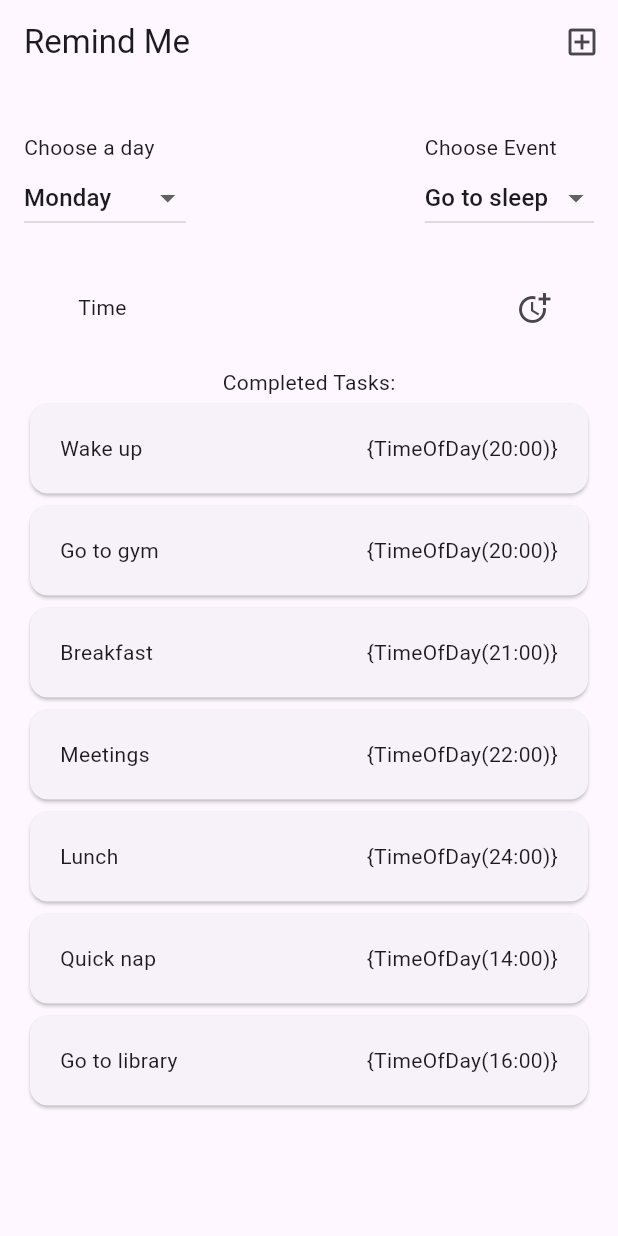
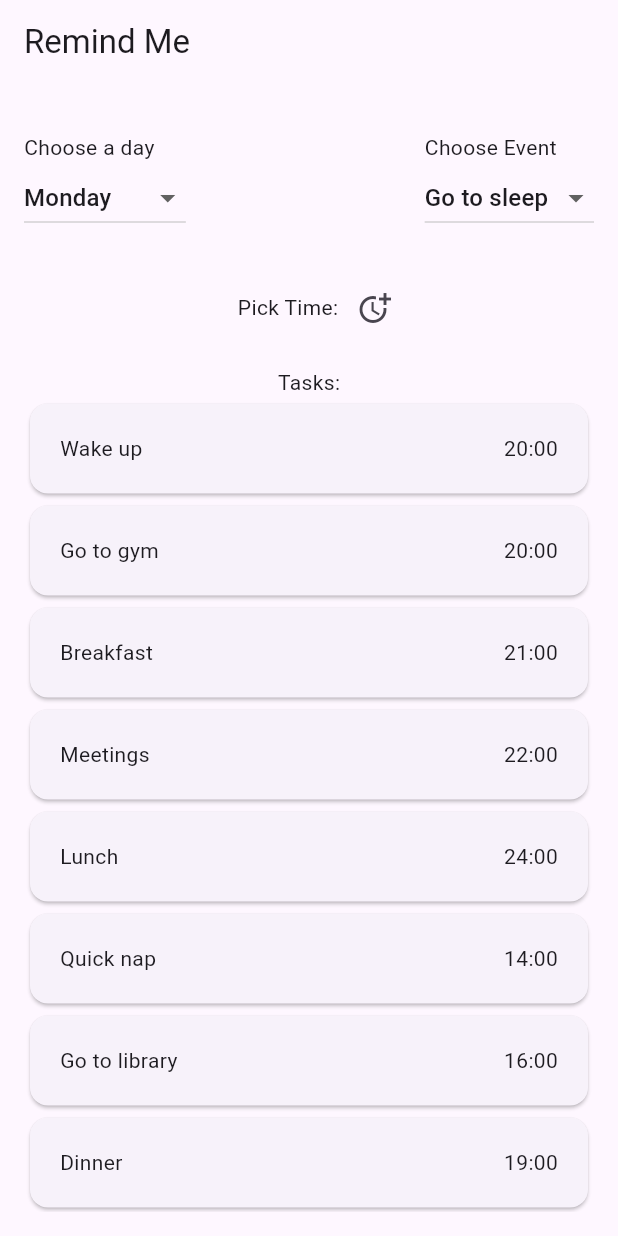
Before and after one commit to bhavyabedi/Reminder_App, a Flutter app: the screen it shows after launch, on a phone screen of 412 x 824 dp. Run offline on Flutter 3.47's test engine with Material 3 defaults, Android fonts, the phone set to English and light mode, and no system bars; our stand-ins replace shared_preferences.

Commit message:
Basic All done. Data consistency left+theming

```diff
--- a/reminder_app/lib/data/data.dart
+++ b/reminder_app/lib/data/data.dart
@@ -1,5 +1,8 @@
+import 'package:flutter/foundation.dart';
 import 'package:flutter/material.dart';
 import 'package:reminder_app/models/data.dart';
+import 'package:shared_preferences/shared_preferences.dart';
+import 'dart:io';
 
 TimeOfDay timeconvert(String normtime) {
   int hour;
@@ -20,8 +23,30 @@ TimeOfDay timeconvert(String normtime) {
   return TimeOfDay(hour: hour, minute: minute);
 }
 
-final List<String> activitiesOut = [
-  //out as in outsourced
+Map<String, dynamic> toJson() => {
+      "days": [
+        'Monday',
+        'Tuesday',
+        'Wednesday',
+        'Thursday',
+        'Friday',
+        'Saturday',
+        'Sunday'
+      ],
+    };
+
+//days list
+final List<String> days = [
+  'Monday',
+  'Tuesday',
+  'Wednesday',
+  'Thursday',
+  'Friday',
+  'Saturday',
+  'Sunday'
+];
+
+final List<String> activities = [
   "Wake up",
   'Go to gym',
   "Breakfast",
@@ -32,61 +57,186 @@ final List<String> activitiesOut = [
   "Dinner",
   "Go to sleep"
 ];
-final List<TimeOfDay> times = [
-  timeconvert('8:00 AM'),
-  timeconvert('8:00 AM'),
-  timeconvert('9:00 AM'),
-  timeconvert('10:00 AM'),
-  timeconvert('12:00 PM'),
-  timeconvert('2:00 PM'),
-  timeconvert('4:00 PM'),
-  timeconvert('7:00 PM'),
-  timeconvert('10:00 PM'),
-];
-final List<String> days = [
-  'Monday',
-  'Tuesday',
-  'Wednesday',
-  'Thursday',
-  'Friday',
-  'Saturday',
-  'Sunday'
-];
-
 final List<ActivityData> reminders = [
   ActivityData(
     day: days[0],
-    activities: activitiesOut,
-    time: times,
+    activities: [
+      "Wake up",
+      'Go to gym',
+      "Breakfast",
+      "Meetings",
+      "Lunch",
+      "Quick nap",
+      "Go to library",
+      "Dinner",
+      "Go to sleep"
+    ],
+    time: [
+      timeconvert('8:00 AM'),
+      timeconvert('8:00 AM'),
+      timeconvert('9:00 AM'),
+      timeconvert('10:00 AM'),
+      timeconvert('12:00 PM'),
+      timeconvert('2:00 PM'),
+      timeconvert('4:00 PM'),
+      timeconvert('7:00 PM'),
+      timeconvert('10:00 PM'),
+    ],
   ),
   ActivityData(
     day: days[1],
-    activities: activitiesOut,
-    time: times,
+    activities: [
+      //out as in outsourced
+      "Wake up",
+      'Go to gym',
+      "Breakfast",
+      "Meetings",
+      "Lunch",
+      "Quick nap",
+      "Go to library",
+      "Dinner",
+      "Go to sleep"
+    ],
+    time: [
+      timeconvert('8:00 AM'),
+      timeconvert('8:00 AM'),
+      timeconvert('9:00 AM'),
+      timeconvert('10:00 AM'),
+      timeconvert('12:00 PM'),
+      timeconvert('2:00 PM'),
+      timeconvert('4:00 PM'),
+      timeconvert('7:00 PM'),
+      timeconvert('10:00 PM'),
+    ],
   ),
   ActivityData(
     day: days[2],
-    activities: activitiesOut,
-    time: times,
+    activities: [
+      //out as in outsourced
+      "Wake up",
+      'Go to gym',
+      "Breakfast",
+      "Meetings",
+      "Lunch",
+      "Quick nap",
+      "Go to library",
+      "Dinner",
+      "Go to sleep"
+    ],
+    time: [
+      timeconvert('8:00 AM'),
+      timeconvert('8:00 AM'),
+      timeconvert('9:00 AM'),
+      timeconvert('10:00 AM'),
+      timeconvert('12:00 PM'),
+      timeconvert('2:00 PM'),
+      timeconvert('4:00 PM'),
+      timeconvert('7:00 PM'),
+      timeconvert('10:00 PM'),
+    ],
   ),
   ActivityData(
     day: days[3],
-    activities: activitiesOut,
-    time: times,
+    activities: [
+      //out as in outsourced
+      "Wake up",
+      'Go to gym',
+      "Breakfast",
+      "Meetings",
+      "Lunch",
+      "Quick nap",
+      "Go to library",
+      "Dinner",
+      "Go to sleep"
+    ],
+    time: [
+      timeconvert('8:00 AM'),
+      timeconvert('8:00 AM'),
+      timeconvert('9:00 AM'),
+      timeconvert('10:00 AM'),
+      timeconvert('12:00 PM'),
+      timeconvert('2:00 PM'),
+      timeconvert('4:00 PM'),
+      timeconvert('7:00 PM'),
+      timeconvert('10:00 PM'),
+    ],
   ),
   ActivityData(
     day: days[4],
-    activities: activitiesOut,
-    time: times,
+    activities: [
+      //out as in outsourced
+      "Wake up",
+      'Go to gym',
+      "Breakfast",
+      "Meetings",
+      "Lunch",
+      "Quick nap",
+      "Go to library",
+      "Dinner",
+      "Go to sleep"
+    ],
+    time: [
+      timeconvert('8:00 AM'),
+      timeconvert('8:00 AM'),
+      timeconvert('9:00 AM'),
+      timeconvert('10:00 AM'),
+      timeconvert('12:00 PM'),
+      timeconvert('2:00 PM'),
+      timeconvert('4:00 PM'),
+      timeconvert('7:00 PM'),
+      timeconvert('10:00 PM'),
+    ],
   ),
   ActivityData(
     day: days[5],
-    activities: activitiesOut,
-    time: times,
+    activities: [
+      //out as in outsourced
+      "Wake up",
+      'Go to gym',
+      "Breakfast",
+      "Meetings",
+      "Lunch",
+      "Quick nap",
+      "Go to library",
+      "Dinner",
+      "Go to sleep"
+    ],
+    time: [
+      timeconvert('8:00 AM'),
+      timeconvert('8:00 AM'),
+      timeconvert('9:00 AM'),
+      timeconvert('10:00 AM'),
+      timeconvert('12:00 PM'),
+      timeconvert('2:00 PM'),
+      timeconvert('4:00 PM'),
+      timeconvert('7:00 PM'),
+      timeconvert('10:00 PM'),
+    ],
   ),
   ActivityData(
     day: days[6],
-    activities: activitiesOut,
-    time: times,
+    activities: [
+      //out as in outsourced
+      "Wake up",
+      'Go to gym',
+      "Breakfast",
+      "Meetings",
+      "Lunch",
+      "Quick nap",
+      "Go to library",
+      "Dinner",
+      "Go to sleep"
+    ],
+    time: [
+      timeconvert('8:00 AM'),
+      timeconvert('8:00 AM'),
+      timeconvert('9:00 AM'),
+      timeconvert('10:00 AM'),
+      timeconvert('12:00 PM'),
+      timeconvert('2:00 PM'),
+      timeconvert('4:00 PM'),
+      timeconvert('7:00 PM'),
+      timeconvert('10:00 PM'),
+    ],
   )
 ];
--- a/reminder_app/lib/home.dart
+++ b/reminder_app/lib/home.dart
@@ -15,23 +15,32 @@ String _selectedActivity = 'Go to sleep';
 String _selectedDay = 'Monday';
 TimeOfDay _selectedTime = TimeOfDay.now();
 int _selectedEventIndex = 0;
-
-timeSelected(int index) {
-  times[index] = _selectedTime;
-}
+int dayIndex = 0;
 
 class _HomeState extends State<Home> {
+  void onRemoveTask(int index, String event) {
+    setState(() {
+      reminders[index].activities.remove(event);
+    });
+  }
+
+  void onCompleteEvent(int index, String event) {
+    setState(() {
+      reminders[index].activities.remove(event);
+    });
+  }
+
+  void timeSelected(int index) {
+    setState(() {
+      reminders[index].time[index] = _selectedTime;
+    });
+  }
+
   @override
   Widget build(BuildContext context) {
     return Scaffold(
       appBar: AppBar(
         title: const Text('Remind Me'),
-        actions: [
-          IconButton(
-            onPressed: () {},
-            icon: const Icon(Icons.add_box_outlined),
-          ),
-        ],
       ),
       body: Padding(
         padding: const EdgeInsets.fromLTRB(16, 32, 16, 16),
@@ -44,13 +53,15 @@ class _HomeState extends State<Home> {
                   children: [
                     const Text('Choose a day'),
                     //DaySelectDropDown
-                    DropdownButton(
+                    DropdownButton<String>(
                       value: _selectedDay,
                       items: days
                           .map(
                             (day) => DropdownMenuItem(
                               value: day,
-                              child: Text(day),
+                              child: Text(
+                                day,
+                              ),
                             ),
                           )
                           .toList(),
@@ -58,6 +69,7 @@ class _HomeState extends State<Home> {
                         if (value == null) return;
                         setState(() {
                           _selectedDay = value;
+                          dayIndex = days.indexOf(value);
                         });
                       },
                     ),
@@ -68,19 +80,23 @@ class _HomeState extends State<Home> {
                   crossAxisAlignment: CrossAxisAlignment.start,
                   children: [
                     const Text('Choose Event'),
-                    DropdownButton(
+                    //EventSelectButton
+                    DropdownButton<String>(
                       value: _selectedActivity,
-                      items: activitiesOut
+                      items: reminders[dayIndex]
+                          .activities
                           .map((activity) => DropdownMenuItem(
                                 value: activity,
-                                child: Text(activity),
+                                child: Text(
+                                  activity,
+                                ),
                               ))
                           .toList(),
                       onChanged: (selectedValue) {
                         setState(() {
                           _selectedActivity = selectedValue as String;
                           _selectedEventIndex =
-                              activitiesOut.indexOf(selectedValue);
+                              activities.indexOf(selectedValue);
                         });
                         return;
                       },
@@ -98,8 +114,7 @@ class _HomeState extends State<Home> {
                     width: 20,
                   ),
 
-                  const Text('Time'),
-                  const Spacer(),
+                  const Text('Pick Time:'),
                   //TimePickerButton
                   IconButton(
                     onPressed: () async {
@@ -117,10 +132,12 @@ class _HomeState extends State<Home> {
                 ],
               ),
             ),
-            const Text('Completed Tasks:'),
+            const Text('Tasks:'),
             Expanded(
               child: RemindList(
-                reminderData: reminders,
+                reminderData: reminders[dayIndex],
+                onRemoveEvent: onRemoveTask,
+                onCompleteEvent: onCompleteEvent,
               ),
             ),
           ],
--- a/reminder_app/lib/remind_list.dart
+++ b/reminder_app/lib/remind_list.dart
@@ -1,30 +1,70 @@
 import 'package:flutter/material.dart';
 import 'package:reminder_app/models/data.dart';
 
-class RemindList extends StatelessWidget {
-  const RemindList({super.key, required this.reminderData});
+class RemindList extends StatefulWidget {
+  const RemindList({
+    super.key,
+    required this.reminderData,
+    required this.onRemoveEvent,
+    required this.onCompleteEvent,
+  });
 
-  final List<ActivityData> reminderData;
+  final ActivityData reminderData;
+  final Function(int index, String event) onRemoveEvent;
+  final Function(int index, String event) onCompleteEvent;
 
   @override
+  State<RemindList> createState() => _RemindListState();
+}
+
+class _RemindListState extends State<RemindList> {
+  @override
   Widget build(BuildContext context) {
+    Color dismissedColor = Colors.orange;
     return ListView.builder(
-      itemCount: reminderData.length,
-      itemBuilder: (ctx, index) => Card(
+      itemCount: widget.reminderData.activities.length,
+      itemBuilder: (ctx, index) => Dismissible(
         key: ValueKey(
-          reminderData[index],
+          widget.reminderData.activities[index],
+        ),
+        background: Card(
+          color: dismissedColor,
+        ),
+        child: Card(
+          key: ValueKey(
+            widget.reminderData.activities[index],
           ),
           child: Padding(
             padding: const EdgeInsets.all(20.0),
             child: Row(
               children: [
-              Text(reminderData[index].activities[index]),
+                Text(widget.reminderData.activities[index]),
                 const Spacer(),
-              Text({reminderData[index].time[index]}.toString()),
+                Text({widget.reminderData.time[index]}
+                    .toString()
+                    .substring(11, 16)),
               ],
             ),
           ),
         ),
+        onDismissed: (direction) {
+          switch (direction) {
+            case DismissDirection.startToEnd:
+              setState(() {
+                dismissedColor = Colors.green;
+              });
+              widget.onCompleteEvent(
+                  index, widget.reminderData.activities[index]);
+              break;
+            case DismissDirection.endToStart:
+              widget.onRemoveEvent(
+                  index, widget.reminderData.activities[index]);
+              break;
+            default:
+              print('Nothing');
+          }
+        },
+      ),
     );
   }
 }
--- a/reminder_app/pubspec.yaml
+++ b/reminder_app/pubspec.yaml
@@ -37,6 +37,7 @@ dependencies:
   cupertino_icons: ^1.0.2
   flutter_local_notifications: ^16.3.0
   intl: ^0.19.0
+  shared_preferences: ^2.2.2
 
 dev_dependencies:
   flutter_test:
```
Also changed, not shown: reminder_app/pubspec.lock, 1 other file. Lines whose indentation alone changed are shown as unchanged.
